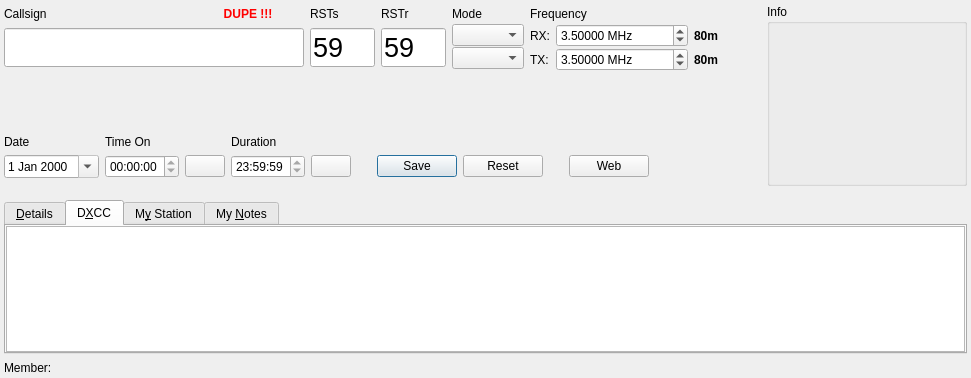
Before: the Qt Designer form ui/NewContactWidget.ui in jg3hlx/QLog, drawn with Qt 5.
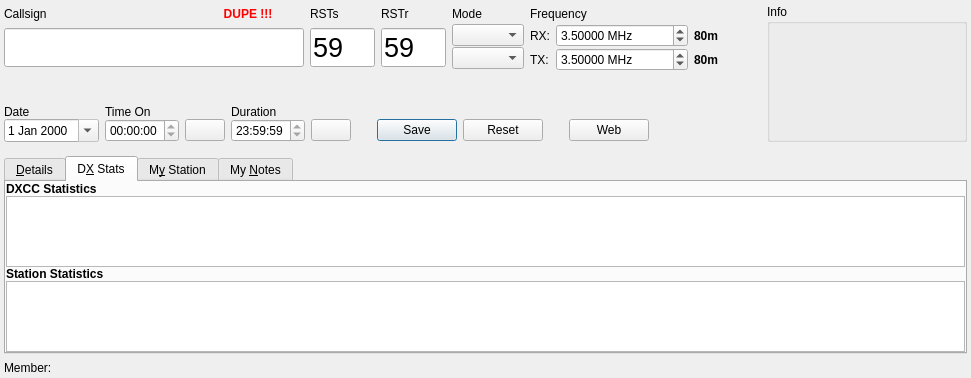
After: the same form once the commit is applied. The open tabs and pages were chosen to show the change. Icons and pictures are not drawn. Custom widgets are drawn as their Qt base class.

Commit message: Fixed #477 - New Contact: Renamed DXCC Tab to DX Stats and contains DXCC and Station Statistics

Diff of the .ui file:
```diff
--- a/ui/NewContactWidget.ui
+++ b/ui/NewContactWidget.ui
@@ -1378,7 +1378,7 @@
        </sizepolicy>
       </property>
       <attribute name="title">
-       <string>D&amp;XCC</string>
+       <string>D&amp;X Stats</string>
       </attribute>
       <layout class="QVBoxLayout" name="verticalLayout">
        <property name="spacing">
@@ -1396,6 +1396,13 @@
        <property name="bottomMargin">
         <number>0</number>
        </property>
+       <item>
+        <widget class="QLabel" name="dxccTableLabel">
+         <property name="text">
+          <string>&lt;b&gt;DXCC Statistics&lt;/b&gt;</string>
+         </property>
+        </widget>
+       </item>
        <item>
         <widget class="DxccTableWidget" name="dxccTableWidget">
          <property name="sizePolicy">
@@ -1445,6 +1452,50 @@
          </attribute>
         </widget>
        </item>
+       <item>
+        <widget class="QLabel" name="stationTableLabel">
+         <property name="text">
+          <string>&lt;b&gt;Station Statistics&lt;/b&gt;</string>
+         </property>
+        </widget>
+       </item>
+       <item>
+        <widget class="DxccTableWidget" name="stationTableWidget">
+         <property name="sizePolicy">
+          <sizepolicy hsizetype="Expanding" vsizetype="MinimumExpanding">
+           <horstretch>0</horstretch>
+           <verstretch>0</verstretch>
+          </sizepolicy>
+         </property>
+         <property name="focusPolicy">
+          <enum>Qt::NoFocus</enum>
+         </property>
+         <property name="sizeAdjustPolicy">
+          <enum>QAbstractScrollArea::AdjustToContents</enum>
+         </property>
+         <property name="editTriggers">
+          <set>QAbstractItemView::NoEditTriggers</set>
+         </property>
+         <property name="alternatingRowColors">
+          <bool>true</bool>
+         </property>
+         <property name="selectionMode">
+          <enum>QAbstractItemView::NoSelection</enum>
+         </property>
+         <attribute name="horizontalHeaderMinimumSectionSize">
+          <number>20</number>
+         </attribute>
+         <attribute name="horizontalHeaderDefaultSectionSize">
+          <number>65</number>
+         </attribute>
+         <attribute name="verticalHeaderMinimumSectionSize">
+          <number>21</number>
+         </attribute>
+         <attribute name="verticalHeaderDefaultSectionSize">
+          <number>21</number>
+         </attribute>
+        </widget>
+       </item>
       </layout>
      </widget>
      <widget class="QWidget" name="myStationTab">
```
Left out of the diff: 2 changed lines with no effect on the pictures. The commit also changes 5 other files.
